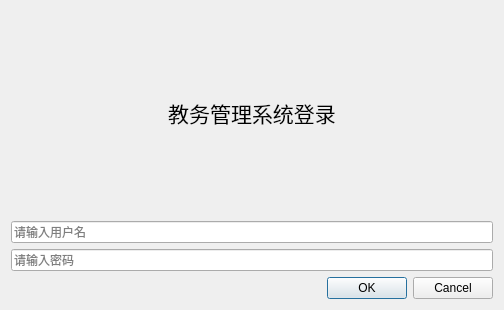
Qt form LoginDialog.ui (Worthfrewords/QtProject) before a commit.
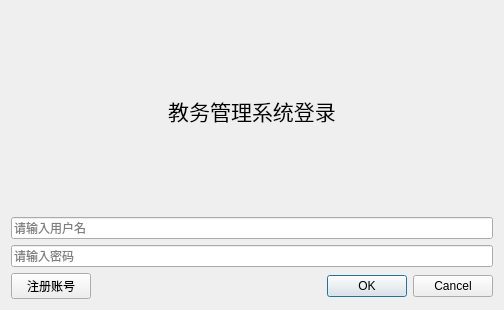
The same form after that commit.

Patch:
```diff
--- a/LoginDialog.ui
+++ b/LoginDialog.ui
@@ -80,16 +80,37 @@
     </widget>
    </item>
    <item>
+    <layout class="QHBoxLayout" name="horizontalLayout">
+     <item>
+      <widget class="QPushButton" name="btnRegister">
+       <property name="text">
+        <string>注册账号</string>
+       </property>
+      </widget>
+     </item>
+     <item>
+      <widget class="QDialogButtonBox" name="buttonBox_2">
+       <property name="standardButtons">
+        <set>QDialogButtonBox::StandardButton::NoButton</set>
+       </property>
+      </widget>
+     </item>
+     <item>
     <widget class="QDialogButtonBox" name="buttonBox">
      <property name="enabled">
       <bool>true</bool>
      </property>
+       <property name="layoutDirection">
+        <enum>Qt::LayoutDirection::LeftToRight</enum>
+       </property>
      <property name="standardButtons">
       <set>QDialogButtonBox::StandardButton::Cancel|QDialogButtonBox::StandardButton::Ok</set>
      </property>
     </widget>
    </item>
   </layout>
+   </item>
+  </layout>
  </widget>
  <resources/>
  <connections>
```
Left out of the diff: 35 changed lines with no effect on the pictures. Lines whose indentation alone changed are shown as unchanged.
